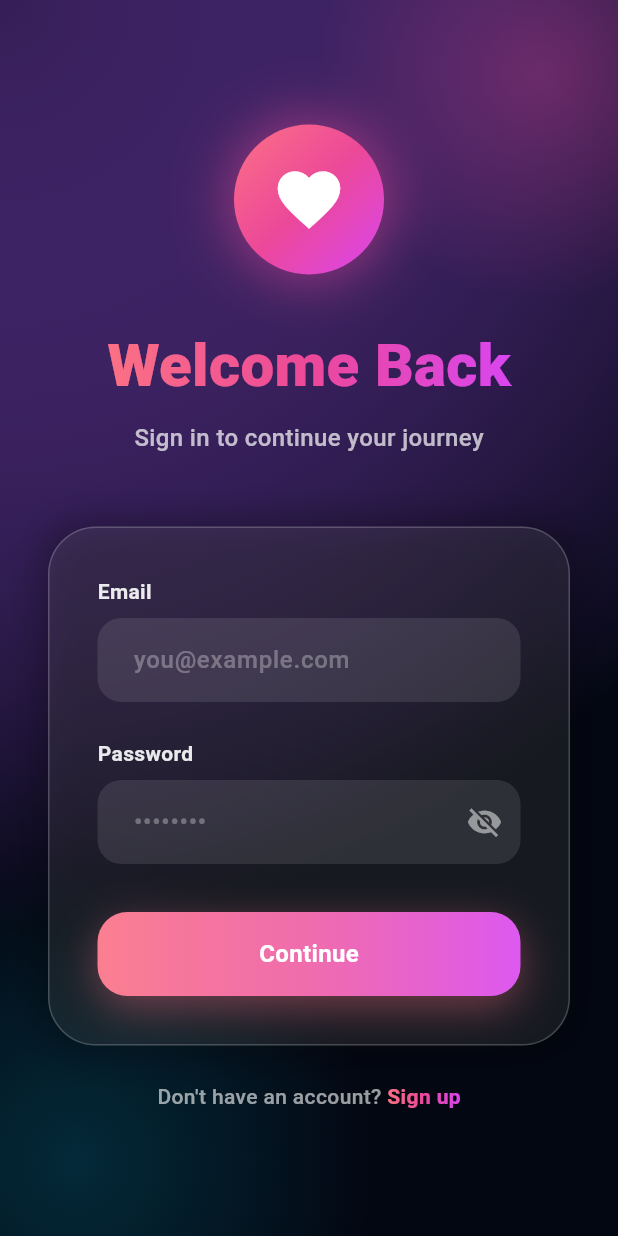
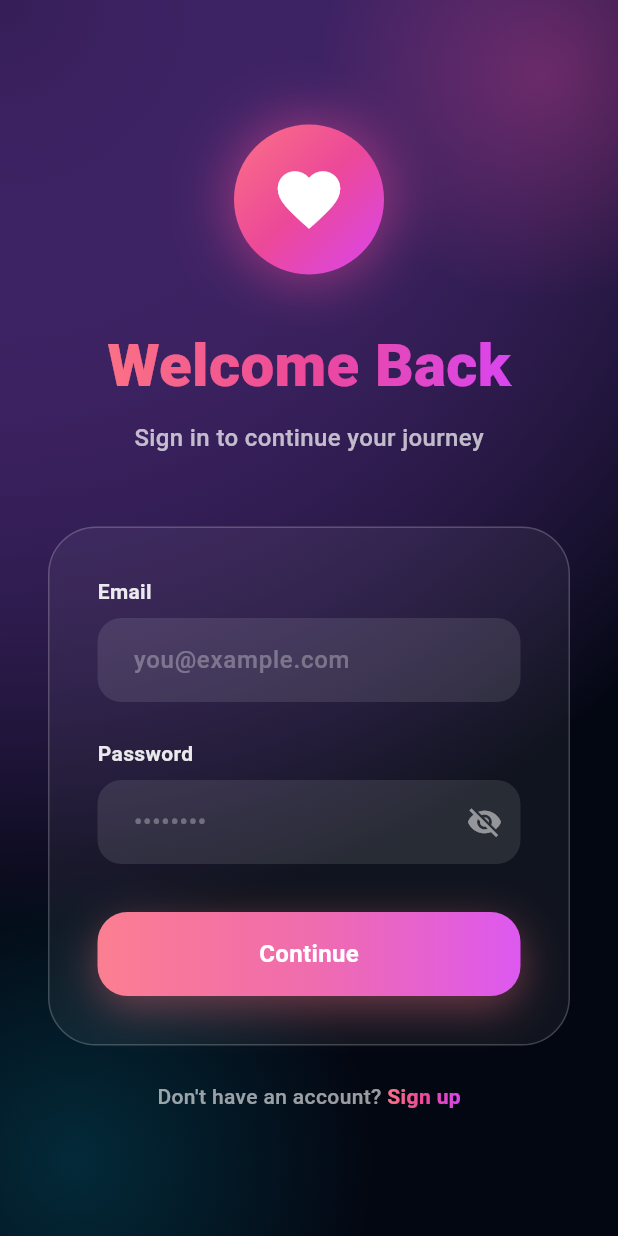
Before and after one commit to stossthegreat/relationship_os, a Flutter app: the SignInPage screen opened directly, on a phone screen of 412 x 824 dp. Run offline on Flutter 3.47's test engine with Material 3 defaults, Android fonts, the phone set to English and light mode, and no system bars; our stand-ins replace flutter_animate, flutter_riverpod, shared_preferences, smooth_page_indicator; accounts and stored records are empty.

Commit message:
Fix sign-in crash: lazy-load tabs, remove BackdropFilter, fix navigation flow
- Change MainNavigation to lazy-load tabs instead of pre-creating all 6 stateful widgets with AnimationControllers
- Remove expensive BackdropFilter blur from SignInPage for better performance
- Fix navigation flow so app always goes through onboarding->sign-in->home (no bypass)
- Remove unused imports

This fixes the Android crash that occurred when tapping Continue on sign-in page.

```diff
--- a/lib/features/auth/sign_in_page.dart
+++ b/lib/features/auth/sign_in_page.dart
@@ -14,12 +14,6 @@ class _SignInPageState extends State<SignInPage> {
   final _emailController = TextEditingController();
   final _passwordController = TextEditingController();
   bool _obscurePassword = true;
-
-  @override
-  void initState() {
-    super.initState();
-    debugPrint('=== SIGN IN PAGE: initState start ===');
-  }
 
   @override
   void dispose() {
@@ -50,7 +44,6 @@ class _SignInPageState extends State<SignInPage> {
 
   @override
   Widget build(BuildContext context) {
-    debugPrint('=== SIGN IN PAGE: build start ===');
     return Scaffold(
       body: Stack(
         children: [
@@ -165,23 +158,20 @@ class _SignInPageState extends State<SignInPage> {
                     ),
                     const SizedBox(height: 48),
 
-                    // Sign in card - OPTIMIZED (removed BackdropFilter)
+                    // Sign in card
                     Container(
+                      decoration: BoxDecoration(
+                        borderRadius: BorderRadius.circular(32),
+                      ),
+                      child: Container(
                           padding: const EdgeInsets.all(32),
                           decoration: BoxDecoration(
-                        color: Colors.white.withOpacity(0.08),
+                            color: Colors.white.withOpacity(0.05),
                             borderRadius: BorderRadius.circular(32),
                             border: Border.all(
                               color: Colors.white.withOpacity(0.2),
                               width: 1,
                             ),
-                        boxShadow: [
-                          BoxShadow(
-                            color: Colors.black.withOpacity(0.3),
-                            blurRadius: 20,
-                            spreadRadius: 5,
-                          ),
-                        ],
                           ),
                           child: Column(
                             crossAxisAlignment: CrossAxisAlignment.stretch,
@@ -275,6 +265,7 @@ class _SignInPageState extends State<SignInPage> {
                             ],
                           ),
                       ),
+                    ),
                     const SizedBox(height: 24),
 
                     // Sign up link
```
Also changed, not shown: lib/features/home/main_navigation.dart (+19 -9 lines), lib/main.dart (+1 -8 lines). Lines whose indentation alone changed are shown as unchanged.
